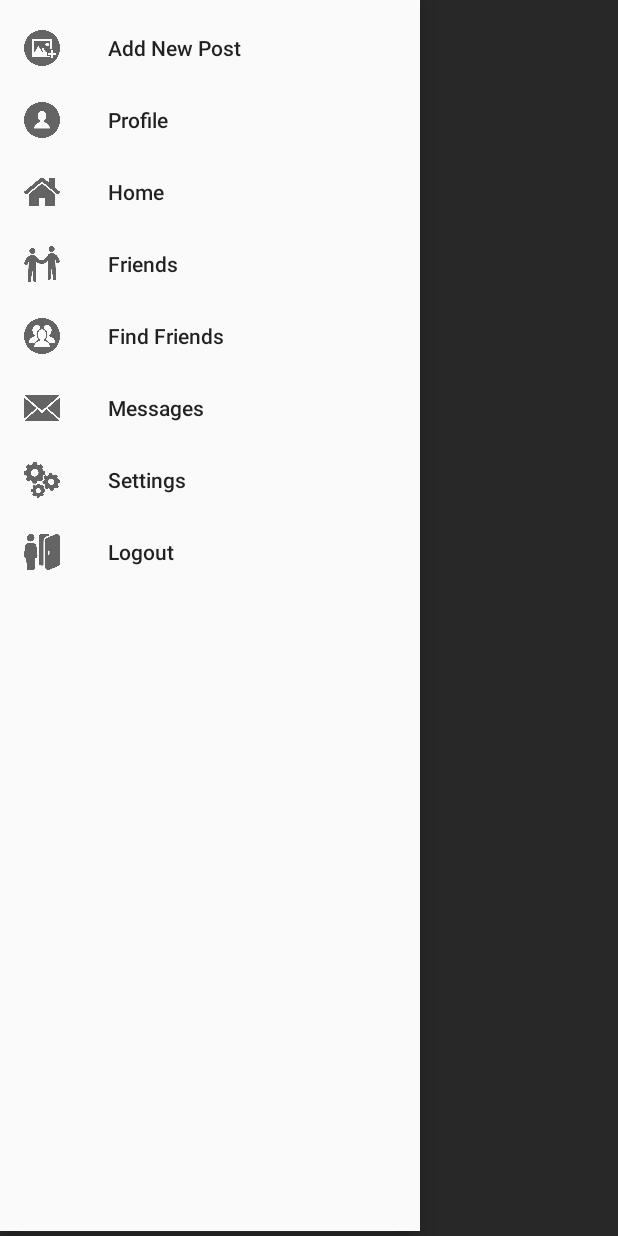
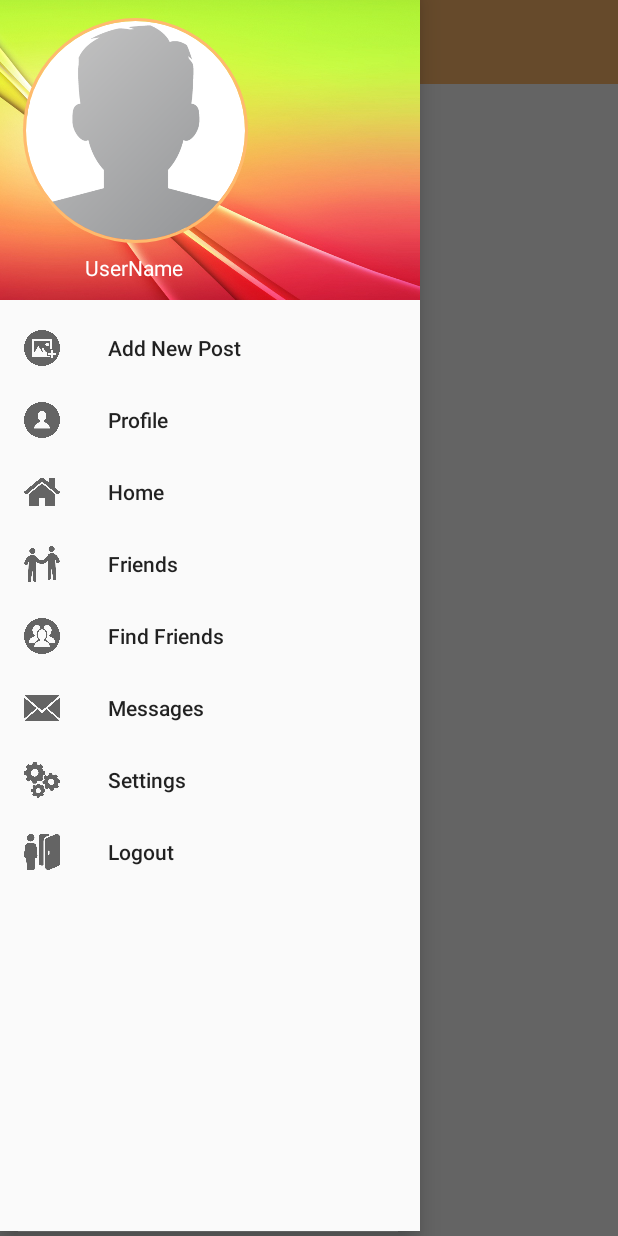
Before and after one commit to AdamAevi/Learning-Android-Dev, an Android app: the screen it shows after launch (MainActivity), in the side drawer, after a tap on "Profile", on a phone screen of 412 x 824 dp. Run offline under Robolectric (Android 15) with nearby library versions, the phone set to English and light mode, and no system bars; our stand-ins replace CircleImageView.

```diff
--- a/LearningSocialNetwork/app/src/main/java/com/example/learningsocialnetwork/MainActivity.java
+++ b/LearningSocialNetwork/app/src/main/java/com/example/learningsocialnetwork/MainActivity.java
@@ -1,12 +1,17 @@
 package com.example.learningsocialnetwork;
 
 import androidx.annotation.NonNull;
+import androidx.appcompat.app.ActionBarDrawerToggle;
 import androidx.appcompat.app.AppCompatActivity;
 import androidx.drawerlayout.widget.DrawerLayout;
 import androidx.recyclerview.widget.RecyclerView;
+import androidx.appcompat.widget.Toolbar;
 
+import android.annotation.SuppressLint;
+import android.app.Notification;
 import android.os.Bundle;
 import android.view.MenuItem;
+import android.view.View;
 import android.widget.Toast;
 
 import com.google.android.material.navigation.NavigationView;
@@ -15,8 +20,9 @@ public class MainActivity extends AppCompatActivity {
 
     private NavigationView navigationView;
     private DrawerLayout drawerLayout;
+    private ActionBarDrawerToggle actionBarDrawerToggle;
     private RecyclerView recyclerView;
-
+    private Toolbar mToolbar;
 
 
     @Override
@@ -24,8 +30,21 @@ public class MainActivity extends AppCompatActivity {
         super.onCreate(savedInstanceState);
         setContentView(R.layout.activity_main);
 
+        mToolbar = (Toolbar) findViewById(R.id.main_page_toolbar);
+        setSupportActionBar(mToolbar);
+        getSupportActionBar().setTitle("Home");
+
         drawerLayout = (DrawerLayout) findViewById(R.id.drawable_layout);
+        actionBarDrawerToggle = new ActionBarDrawerToggle(MainActivity.this, drawerLayout, R.string.drawer_open, R.string.drawer_close);
+        drawerLayout.addDrawerListener(actionBarDrawerToggle);
+        actionBarDrawerToggle.syncState();
+        getSupportActionBar().setDisplayHomeAsUpEnabled(true);
+
+
         navigationView = (NavigationView) findViewById(R.id.navigation_view);
+        View navView = navigationView.inflateHeaderView(R.layout.navigation_header);
+
+
 
         navigationView.setNavigationItemSelectedListener(new NavigationView.OnNavigationItemSelectedListener() {
             @Override
@@ -36,6 +55,16 @@ public class MainActivity extends AppCompatActivity {
         });
     }
 
+    @Override
+    public boolean onOptionsItemSelected(@NonNull MenuItem item) {
+        if(actionBarDrawerToggle.onOptionsItemSelected(item)){
+            return true;
+        }
+
+        return super.onOptionsItemSelected(item);
+    }
+
+    @SuppressLint("NonConstantResourceId")
     private void UserMenuSelector(MenuItem item) {
         switch (item.getItemId()){
             case R.id.nav_profile:
--- a/LearningSocialNetwork/app/src/main/res/layout/activity_main.xml
+++ b/LearningSocialNetwork/app/src/main/res/layout/activity_main.xml
@@ -11,10 +11,22 @@
         android:layout_width="match_parent"
         android:layout_height="match_parent">
 
+        <include
+            android:id="@+id/main_page_toolbar"
+            layout="@layout/app_bar_layout"
+            >
+
+        </include>
+
+
         <FrameLayout
             android:id="@+id/main_container"
             android:layout_width="match_parent"
-            android:layout_height="match_parent">
+            android:layout_height="500dp"
+            android:layout_below="@+id/main_page_toolbar"
+            android:layout_alignParentEnd="false"
+            android:layout_alignParentBottom="true"
+            android:layout_marginTop="0dp">
 
             <androidx.recyclerview.widget.RecyclerView
                 android:id="@+id/all_users_post_list"
@@ -33,16 +45,4 @@
 
     </com.google.android.material.navigation.NavigationView>
 
-    <TextView
-        android:layout_width="wrap_content"
-        android:layout_height="wrap_content"
-        android:layout_alignParentTop="true"
-        android:layout_centerHorizontal="true"
-        android:layout_marginTop="223dp"
-        android:text="Hello World!"
-        app:layout_constraintBottom_toBottomOf="parent"
-        app:layout_constraintLeft_toLeftOf="parent"
-        app:layout_constraintRight_toRightOf="parent"
-        app:layout_constraintTop_toTopOf="parent" />
-
 </androidx.drawerlayout.widget.DrawerLayout>
--- /dev/null
+++ b/LearningSocialNetwork/app/src/main/res/layout/app_bar_layout.xml
@@ -0,0 +1,10 @@
+<?xml version="1.0" encoding="utf-8"?>
+<androidx.appcompat.widget.Toolbar xmlns:android="http://schemas.android.com/apk/res/android"
+    android:id="@+id/main_app_bar"
+    android:layout_width="match_parent"
+    android:layout_height="wrap_content"
+    android:background="@color/colorPrimaryDark"
+    android:theme="@style/ThemeOverlay.AppCompat.Dark.ActionBar"
+    >
+
+</androidx.appcompat.widget.Toolbar>
--- a/LearningSocialNetwork/app/src/main/res/layout/navigation_header.xml
+++ b/LearningSocialNetwork/app/src/main/res/layout/navigation_header.xml
@@ -25,10 +25,10 @@
         android:layout_alignParentBottom="true"
         android:layout_marginStart="22dp"
         android:layout_marginTop="10dp"
-        android:layout_marginBottom="2dp"
+        android:layout_marginBottom="12dp"
         android:text="UserName"
         android:textAlignment="center"
         android:textColor="@android:color/background_light"
-        android:textSize="16dp" />
+        android:textSize="14sp" />
 
 </RelativeLayout>
--- a/LearningSocialNetwork/app/src/main/res/values/strings.xml
+++ b/LearningSocialNetwork/app/src/main/res/values/strings.xml
@@ -1,3 +1,5 @@
 <resources>
     <string name="app_name">LearningSocialNetwork</string>
+    <string name="drawer_open">Drawer Open</string>
+    <string name="drawer_close">Drawer Close</string>
 </resources>
```
